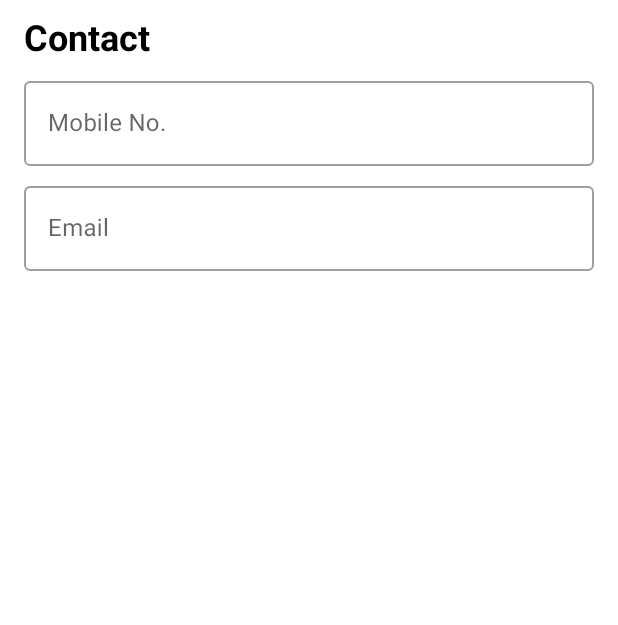
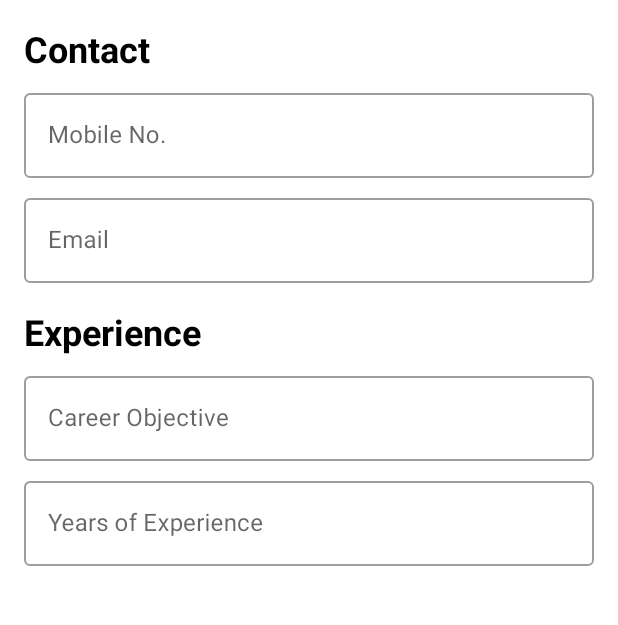
Before and after one commit to NutdanaiVankrua/AnyMindResume, an Android app: the screen it shows after launch (AnyMindResumeActivity), after a tap on "Example", on a phone screen of 412 x 824 dp, the part 300-925 px from its top. Run offline under Robolectric (Android 15) with nearby library versions, the phone set to English and light mode, and no system bars.

Commit message:
feature: resume form screen prepare experience section

```diff
--- a/app/src/main/java/com/example/anymindresume/screen/resume/detail/ResumeDetailViewModel.kt
+++ b/app/src/main/java/com/example/anymindresume/screen/resume/detail/ResumeDetailViewModel.kt
@@ -13,7 +13,14 @@ class ResumeDetailViewModel : ViewModel() {
         _form.value = listOf(
             ResumeForm.Section(title = "Contact"),
             ResumeForm.Input(input = "", hint = "Mobile No.", type = ResumeForm.Input.Type.MOBILE_NO),
-            ResumeForm.Input(input = "", hint = "Email", type = ResumeForm.Input.Type.EMAIL)
+            ResumeForm.Input(input = "", hint = "Email", type = ResumeForm.Input.Type.EMAIL),
+            ResumeForm.Section(title = "Experience"),
+            ResumeForm.Input(input = "", hint = "Career Objective", type = ResumeForm.Input.Type.CAREER_OBJECTIVE),
+            ResumeForm.Input(
+                input = "",
+                hint = "Years of Experience",
+                type = ResumeForm.Input.Type.YEARS_OF_EXPERIENCE
+            )
         )
     }
 
--- a/app/src/main/java/com/example/anymindresume/screen/resume/detail/ResumeForm.kt
+++ b/app/src/main/java/com/example/anymindresume/screen/resume/detail/ResumeForm.kt
@@ -13,12 +13,16 @@ sealed class ResumeForm {
 
         enum class Type {
             MOBILE_NO,
-            EMAIL;
+            EMAIL,
+            CAREER_OBJECTIVE,
+            YEARS_OF_EXPERIENCE;
 
             fun getInputMode(): Int {
                 return when (this) {
                     MOBILE_NO -> InputType.TYPE_CLASS_PHONE
                     EMAIL -> InputType.TYPE_TEXT_VARIATION_EMAIL_ADDRESS
+                    CAREER_OBJECTIVE -> InputType.TYPE_TEXT_FLAG_NO_SUGGESTIONS
+                    YEARS_OF_EXPERIENCE -> InputType.TYPE_CLASS_NUMBER
                 }
             }
         }
--- a/app/src/main/res/layout/view_holder_form_section_title.xml
+++ b/app/src/main/res/layout/view_holder_form_section_title.xml
@@ -4,7 +4,7 @@
     xmlns:tools="http://schemas.android.com/tools"
     android:layout_width="match_parent"
     android:layout_height="wrap_content"
-    android:paddingTop="@dimen/form_input_margin">
+    android:paddingTop="16dp">
 
     <androidx.appcompat.widget.AppCompatTextView
         android:id="@+id/text_view"
```
